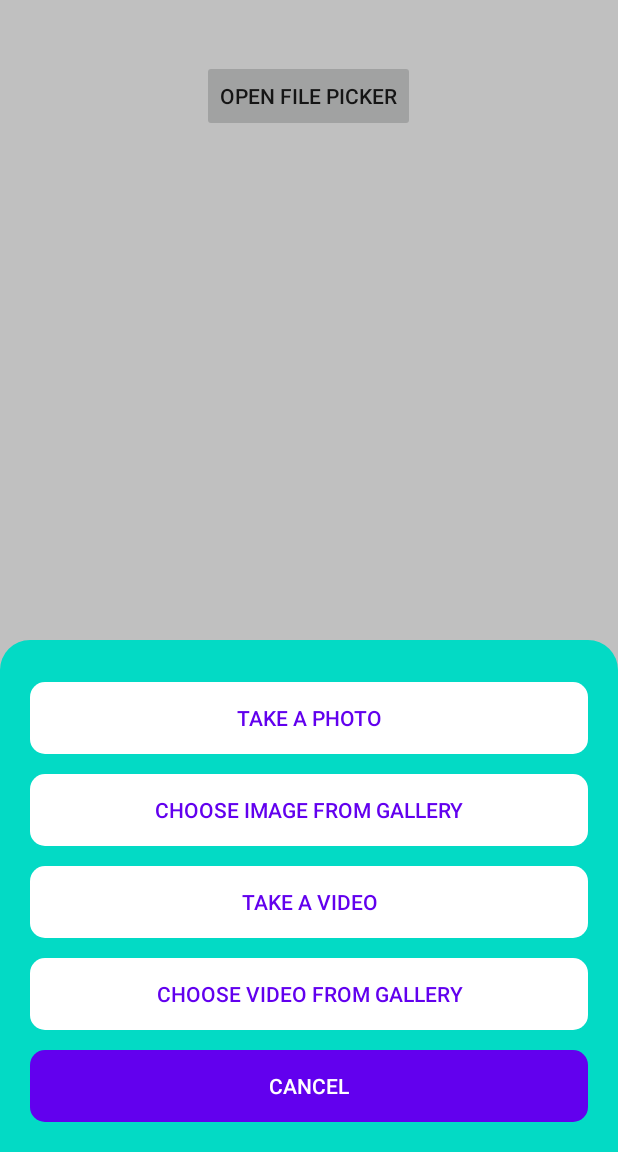
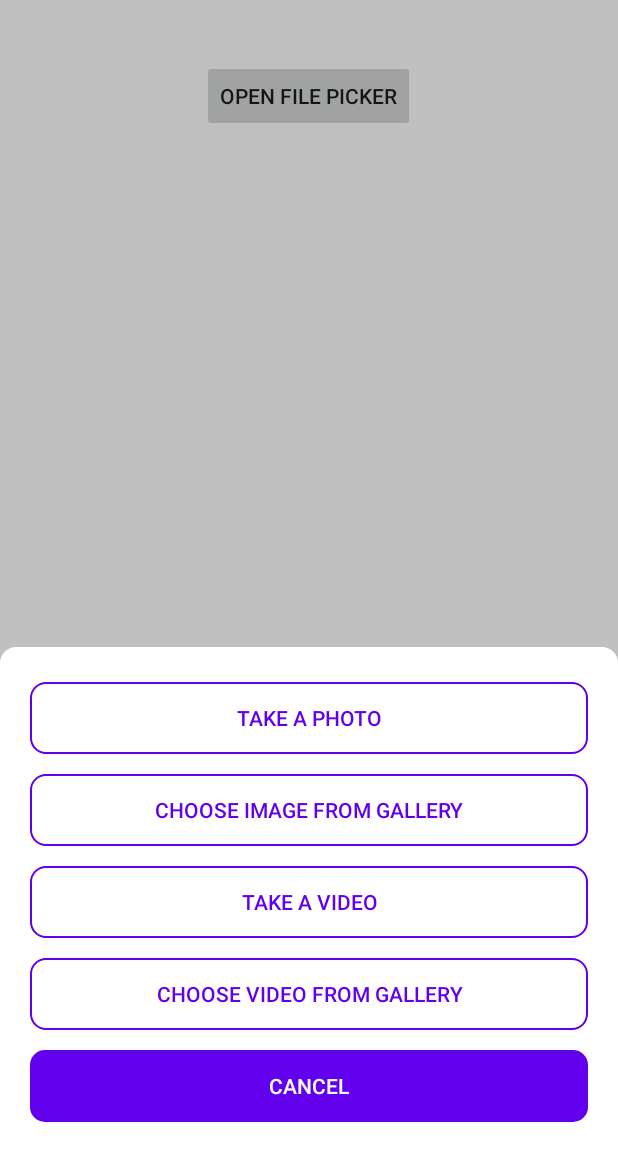
Before and after one commit to DhavalBaldhaa/MediaFilePicker, an Android app: the screen it shows after launch (MainActivity), after a tap on "OPEN FILE PICKER", on a phone screen of 412 x 824 dp, the part 84-1236 px from its top. Run offline under Robolectric (Android 15) with nearby library versions, the phone set to English and light mode, and no system bars; our stand-ins replace sdp/ssp sizes; libraries missing offline, so code that uses them is left out: pub.devrel.easypermissions; pictures from the network do not load.

Commit message:
Set Custom theme

```diff
--- a/app/src/main/java/com/devstree/mediafilepicker/MainActivity.kt
+++ b/app/src/main/java/com/devstree/mediafilepicker/MainActivity.kt
@@ -22,7 +22,7 @@ class MainActivity : AppCompatActivity(), View.OnClickListener {
     override fun onClick(v: View?) {
         when (v) {
             binding.btnOpenFilePicker -> {
-                val bottomSheetFilePicker = BottomSheetFilePicker(BuildConfig.APPLICATION_ID, R.style.BaseBottomSheetDialog)
+                val bottomSheetFilePicker = BottomSheetFilePicker(BuildConfig.APPLICATION_ID)
                 bottomSheetFilePicker.actionButtonBg = R.drawable.button_bg
                 bottomSheetFilePicker.cancelButtonBg = R.drawable.button_bg_primary
                 bottomSheetFilePicker.actionButtonTextColor = R.color.purple_500
--- a/app/src/main/res/drawable/button_bg.xml
+++ b/app/src/main/res/drawable/button_bg.xml
@@ -3,8 +3,8 @@
     android:shape="rectangle">
     <padding android:top="5dp" android:bottom="5dp" android:left="5dp" android:right="5dp" />
     <solid android:color="@color/white" />
-<!--    <stroke-->
-<!--        android:width="1dp"-->
-<!--        android:color="#9C9C9C" />-->
+    <stroke
+        android:width="1dp"
+        android:color="@color/purple_500" />
     <corners android:radius="10dp" />
 </shape>
```
Also changed, not shown: 2 other files.
